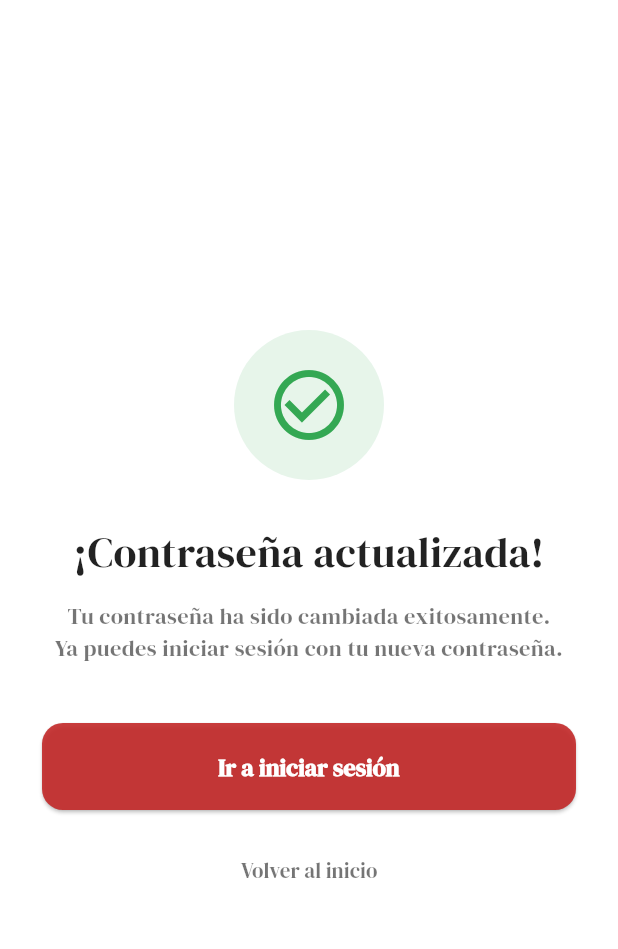
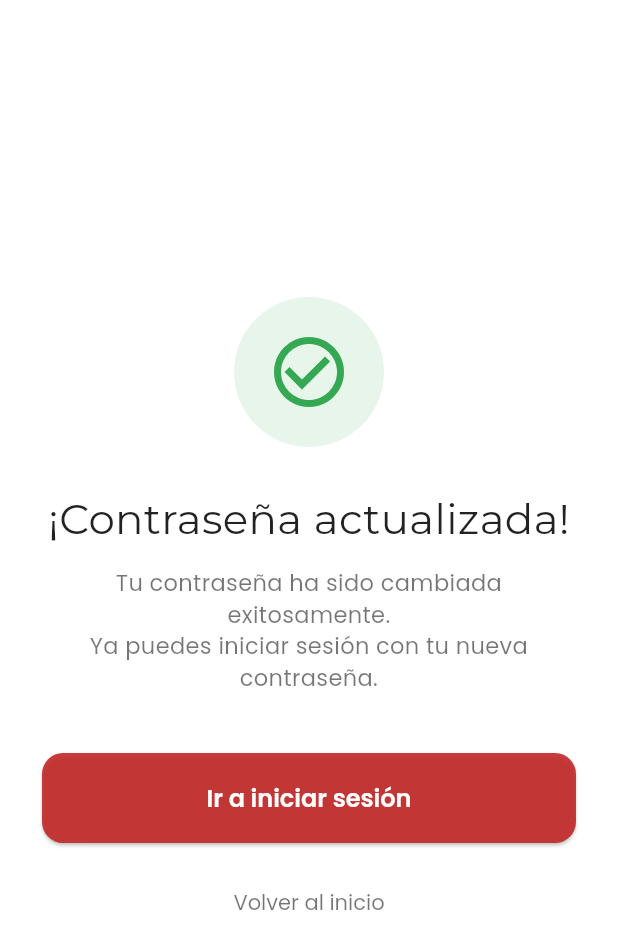
Before and after one commit to andresmauriciomeza-Re/App_sivpro, a Flutter app: the NewPasswordScreen screen opened directly, after a tap on "Cambiar contraseña", on a phone screen of 412 x 824 dp. Shown: the top 949 px of the screen. Run offline on Flutter 3.47's test engine with Material 3 defaults, Android fonts, the phone set to English and light mode, and no system bars; our stand-ins replace file_picker, flutter_map, flutter_native_splash, flutter_svg, google_fonts, latlong2 and 1 more.

Commit message:
feat: tipografia Montserrat (titulos) y Poppins (texto) en auth

```diff
--- a/lib/auth/new_password_screen.dart
+++ b/lib/auth/new_password_screen.dart
@@ -44,7 +44,7 @@ class _NewPasswordScreenState extends State<NewPasswordScreen> {
   InputDecoration _dec(String hint, VoidCallback toggle, bool obscure) {
     return InputDecoration(
       hintText: hint,
-      hintStyle: GoogleFonts.dmSerifDisplay(color: Colors.black38),
+      hintStyle: GoogleFonts.poppins(color: Colors.black38),
       filled: true,
       fillColor: campoGris,
       contentPadding: const EdgeInsets.symmetric(vertical: 16, horizontal: 14),
@@ -79,7 +79,7 @@ class _NewPasswordScreenState extends State<NewPasswordScreen> {
           const SizedBox(width: 10),
           Text(
             label,
-            style: GoogleFonts.dmSerifDisplay(
+            style: GoogleFonts.poppins(
               color: passed ? Colors.black87 : Colors.black45,
               fontSize: 13,
             ),
@@ -110,7 +110,7 @@ class _NewPasswordScreenState extends State<NewPasswordScreen> {
                 ),
                 Text(
                   'Nueva contraseña',
-                  style: GoogleFonts.dmSerifDisplay(
+                  style: GoogleFonts.montserrat(
                     fontSize: 16,
                     fontWeight: FontWeight.w600,
                     color: Colors.black87,
@@ -147,7 +147,7 @@ class _NewPasswordScreenState extends State<NewPasswordScreen> {
                           Text(
                             'Nueva contraseña',
                             textAlign: TextAlign.center,
-                            style: GoogleFonts.dmSerifDisplay(
+                            style: GoogleFonts.montserrat(
                               color: Colors.black87,
                               fontSize: 28,
                               fontWeight: FontWeight.w400,
@@ -157,7 +157,7 @@ class _NewPasswordScreenState extends State<NewPasswordScreen> {
                           Text(
                             'Crea una contraseña segura para tu cuenta.',
                             textAlign: TextAlign.center,
-                            style: GoogleFonts.dmSerifDisplay(
+                            style: GoogleFonts.poppins(
                               color: Colors.black54,
                               fontSize: 15,
                             ),
@@ -168,7 +168,7 @@ class _NewPasswordScreenState extends State<NewPasswordScreen> {
                             alignment: Alignment.centerLeft,
                             child: Text(
                               'Nueva contraseña',
-                              style: GoogleFonts.dmSerifDisplay(
+                              style: GoogleFonts.poppins(
                                 color: Colors.black87,
                                 fontWeight: FontWeight.w600,
                                 fontSize: 14,
@@ -179,7 +179,7 @@ class _NewPasswordScreenState extends State<NewPasswordScreen> {
                           TextField(
                             controller: _passwordController,
                             obscureText: _obscure1,
-                            style: GoogleFonts.dmSerifDisplay(color: Colors.black87),
+                            style: GoogleFonts.poppins(color: Colors.black87),
                             decoration: _dec(
                               'Mínimo 6 caracteres',
                               () => setState(() => _obscure1 = !_obscure1),
@@ -192,7 +192,7 @@ class _NewPasswordScreenState extends State<NewPasswordScreen> {
                             alignment: Alignment.centerLeft,
                             child: Text(
                               'Confirmar contraseña',
-                              style: GoogleFonts.dmSerifDisplay(
+                              style: GoogleFonts.poppins(
                                 color: Colors.black87,
                                 fontWeight: FontWeight.w600,
                                 fontSize: 14,
@@ -203,7 +203,7 @@ class _NewPasswordScreenState extends State<NewPasswordScreen> {
                           TextField(
                             controller: _confirmController,
                             obscureText: _obscure2,
-                            style: GoogleFonts.dmSerifDisplay(color: Colors.black87),
+                            style: GoogleFonts.poppins(color: Colors.black87),
                             decoration: _dec(
                               'Repite tu contraseña',
                               () => setState(() => _obscure2 = !_obscure2),
@@ -250,7 +250,7 @@ class _NewPasswordScreenState extends State<NewPasswordScreen> {
                               ),
                               child: Text(
                                 'Cambiar contraseña',
-                                style: GoogleFonts.dmSerifDisplay(
+                                style: GoogleFonts.poppins(
                                   fontWeight: FontWeight.w600,
                                   fontSize: 16,
                                 ),
--- a/lib/auth/password_updated_screen.dart
+++ b/lib/auth/password_updated_screen.dart
@@ -40,7 +40,7 @@ class PasswordUpdatedScreen extends StatelessWidget {
                     Text(
                       '¡Contraseña actualizada!',
                       textAlign: TextAlign.center,
-                      style: GoogleFonts.dmSerifDisplay(
+                      style: GoogleFonts.montserrat(
                         color: Colors.black87,
                         fontSize: 28,
                         fontWeight: FontWeight.w400,
@@ -50,7 +50,7 @@ class PasswordUpdatedScreen extends StatelessWidget {
                     Text(
                       'Tu contraseña ha sido cambiada exitosamente.\nYa puedes iniciar sesión con tu nueva contraseña.',
                       textAlign: TextAlign.center,
-                      style: GoogleFonts.dmSerifDisplay(
+                      style: GoogleFonts.poppins(
                         color: Colors.black54,
                         fontSize: 15,
                       ),
@@ -78,7 +78,7 @@ class PasswordUpdatedScreen extends StatelessWidget {
                         ),
                         child: Text(
                           'Ir a iniciar sesión',
-                          style: GoogleFonts.dmSerifDisplay(
+                          style: GoogleFonts.poppins(
                             fontWeight: FontWeight.w600,
                             fontSize: 16,
                           ),
@@ -97,7 +97,7 @@ class PasswordUpdatedScreen extends StatelessWidget {
                       },
                       child: Text(
                         'Volver al inicio',
-                        style: GoogleFonts.dmSerifDisplay(
+                        style: GoogleFonts.poppins(
                           color: Colors.black54,
                           fontSize: 14,
                         ),
--- a/lib/auth/splash_screen.dart
+++ b/lib/auth/splash_screen.dart
@@ -751,7 +751,7 @@ class _SplashScreenState extends State<SplashScreen>
                               child: Text(
                                 textAlign: TextAlign.center,
                                 'Sabores que enamoran\ndesde 1994',
-                                style: GoogleFonts.dmSerifDisplay(
+                                style: GoogleFonts.montserrat(
                                   color: const Color(0xFF1A1A1A),
                                   fontSize: 30,
                                   fontWeight: FontWeight.w400,
@@ -764,7 +764,7 @@ class _SplashScreenState extends State<SplashScreen>
 
                             Text(
                               'Tradición  ·  Calidad  ·  Pasión',
-                              style: GoogleFonts.dmSerifDisplay(
+                              style: GoogleFonts.poppins(
                                 color: const Color(0xFF1A1A1A),
                                 fontSize: 14,
                                 letterSpacing: 1.8,
@@ -827,7 +827,7 @@ class _SplashScreenState extends State<SplashScreen>
                                   children: [
                                     Text(
                                       'Comenzar',
-                                      style: GoogleFonts.dmSerifDisplay(
+                                      style: GoogleFonts.poppins(
                                         fontSize: 16,
                                         fontWeight: FontWeight.w700,
                                       ),
```
Also changed, not shown: lib/auth/forgot_password_screen.dart (+8 -8 lines), lib/auth/login_screen.dart (+20 -20 lines), lib/auth/register_screen.dart (+17 -17 lines), lib/auth/verify_code_screen.dart (+6 -6 lines).
